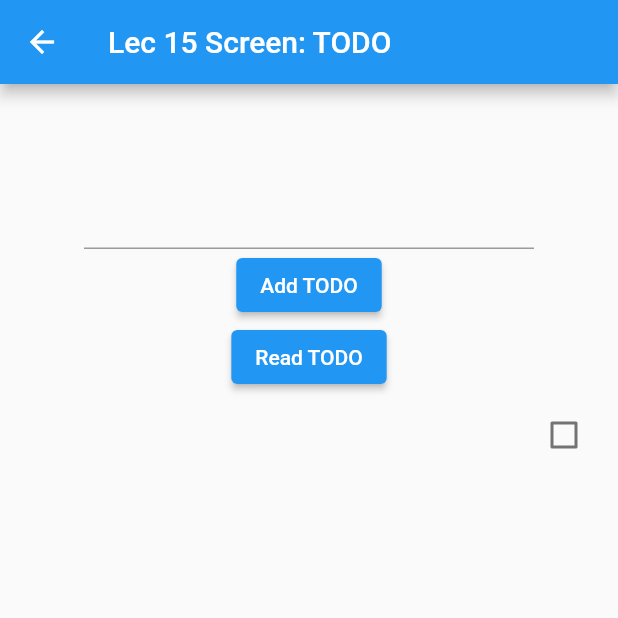
After one commit to Isuranga2/MIHA_Learning, a Flutter app: the Lec15Screen screen opened directly, after a tap on "Add TODO", on a phone screen of 412 x 824 dp, the top half of it. The commit adds this screen. Run offline on Flutter 3.47's test engine with Material 2 defaults, Android fonts, the phone set to English and light mode, and no system bars; our stand-ins replace flutter_svg, get, page_transition, sqflite; accounts and stored records are empty.

Commit message:
complete lec 16

```diff
--- a/lib/controllers/todoController.dart
+++ b/lib/controllers/todoController.dart
@@ -1,33 +1,54 @@
-
-
 import 'package:MIHA_Learning/models/todoTask.dart';
 import 'package:MIHA_Learning/services/todoDAO.dart';
+import 'package:MIHA_Learning/services/todoFileAccess.dart';
 import 'package:get/get.dart';
 
-class ToDoController extends GetxController{
-
+class ToDoController extends GetxController {
   var todoList = <ToDoTask>[].obs; //ToDoTask List
 
-  void insertToDo(String task)async{
+  //! For DB
+  void insertToDo(String task) async {
     //? Create data model object
     ToDoTask todoTask = ToDoTask(isDone: false, task: task);
 
     //? Create DAO object
     ToDoDAO toDoDAO = ToDoDAO();
 
-
     int id = await toDoDAO.insertTODO(todoTask);
     todoTask.id = id;
     todoList.add(todoTask);
   }
 
-  void readToDo()async{
+  void readToDo() async {
     ToDoDAO toDoDAO = ToDoDAO();
     List<Map> todoL = await toDoDAO.readTODO();
-    for(Map oneT in todoL){
-      ToDoTask todoTask = ToDoTask(isDone: oneT["isDone"] == 0? false: true, task: oneT["task"], id: oneT["id"]);
+    for (Map oneT in todoL) {
+      ToDoTask todoTask = ToDoTask(
+          isDone: oneT["isDone"] == 0 ? false : true,
+          task: oneT["task"],
+          id: oneT["id"]);
       todoList.add(todoTask);
     }
   }
 
+
+  //! For File System
+  void insertToDoToFile(String task) async {
+    //? Create data model object
+    ToDoTask todoTask = ToDoTask(
+        id: DateTime.now().microsecondsSinceEpoch, isDone: false, task: task);
+
+    //? Create File Access object
+    ToDoFileAccess toDoFA = ToDoFileAccess();
+
+    todoList.add(todoTask);
+    int output = await toDoFA.writeToDo(todoList);
+    print(output);
+  }
+
+  void readToDoFromFile() async {
+    ToDoFileAccess toDoFA = ToDoFileAccess();
+    List<ToDoTask> todoTasks = await toDoFA.readToDoList();
+    todoList.addAll(todoTasks);
+  }
 }
--- a/lib/main.dart
+++ b/lib/main.dart
@@ -8,6 +8,8 @@ import 'package:MIHA_Learning/screens/lec12/lec12Screen2.dart';
 import 'package:MIHA_Learning/screens/lec13/Example/exampleScreen1.dart';
 import 'package:MIHA_Learning/screens/lec13/lec13Screen1.dart';
 import 'package:MIHA_Learning/screens/lec14/lec14Screen1.dart';
+import 'package:MIHA_Learning/screens/lec15/lec15Screen.dart';
+import 'package:MIHA_Learning/screens/lec16/lec16Screen.dart';
 import 'package:MIHA_Learning/screens/lec6/lec6Screen.dart';
 
 import 'package:MIHA_Learning/screens/lec8/lec8Screen4.dart';
@@ -43,7 +45,7 @@ class MyApp extends StatelessWidget {
       //   '/second': (context) => const Lec8Screen2(),
       //   '/third': (context) => const Lec8Screen3(),
       // },
-      home: const Lec14Screen1(), //Screen widget
+      home: const Lec16Screen(), //Screen widget
     );
   }
 }
--- a/lib/models/todoTask.dart
+++ b/lib/models/todoTask.dart
@@ -3,6 +3,8 @@
 /*
  * ToDoTask Model to hold ToDoTask's values
  */
+import 'dart:convert';
+
 class ToDoTask{
   int? id;
   String? task;
@@ -14,4 +16,24 @@ class ToDoTask{
     this.isDone,
   });
 
+  factory ToDoTask.fromJson(Map<String, dynamic> json) => ToDoTask(
+        id: json["id"],
+        task: json["task"],
+        isDone: json["isDone"],
+  );
+
+  Map<String, dynamic> toJson() => {
+        "id": id,
+        "task": task,
+        "isDone": isDone,
+  };
+
 }
+
+ToDoTask oneToDoTaskFromJson(String str) => ToDoTask.fromJson(json.decode(str));
+
+String oneToDoTaskToJson(ToDoTask data) => json.encode(data.toJson());
+
+List<ToDoTask> toDoTaskFromJson(String str) => List<ToDoTask>.from(json.decode(str).map((x) => ToDoTask.fromJson(x)));
+
+String toDoTaskToJson(List<ToDoTask> data) => json.encode(List<dynamic>.from(data.map((x) => x.toJson())));
--- /dev/null
+++ b/lib/screens/lec15/lec15Screen.dart
@@ -0,0 +1,94 @@
+// ignore_for_file: file_names
+
+import 'package:MIHA_Learning/controllers/testC.dart';
+import 'package:MIHA_Learning/controllers/testController.dart';
+import 'package:MIHA_Learning/controllers/testController2.dart';
+import 'package:MIHA_Learning/controllers/todoController.dart';
+import 'package:MIHA_Learning/controllers/userController.dart';
+import 'package:MIHA_Learning/models/todoTask.dart';
+import 'package:MIHA_Learning/models/user.dart';
+import 'package:MIHA_Learning/screens/lec13/lec13Screen2.dart';
+import 'package:MIHA_Learning/screens/lec9/lec9Screen3.dart';
+import 'package:flutter/material.dart';
+import 'package:get/get.dart';
+
+class Lec15Screen extends StatefulWidget {
+  const Lec15Screen({super.key});
+
+  @override
+  State<Lec15Screen> createState() => _Lec15ScreenState();
+}
+
+class _Lec15ScreenState extends State<Lec15Screen> {
+  TextEditingController todoTaskNoteCtrl = TextEditingController();
+  ToDoController toDoController = Get.find<ToDoController>();
+
+  void addTODO() {
+    toDoController.insertToDoToFile(todoTaskNoteCtrl.text);
+  }
+
+  void readTODO() {
+    toDoController.readToDoFromFile();
+  }
+
+  @override
+  void initState() {
+    super.initState();
+    readTODO();
+  }
+
+  @override
+  Widget build(BuildContext context) {
+    return Scaffold(
+      appBar: AppBar(title: const Text("Lec 15 Screen: TODO")),
+      body: Center(
+        child: SingleChildScrollView(
+          child: Column(
+            children: [
+
+              // Input field - add ToDo
+              Container(
+                width: 300,
+                child: TextField(
+                  controller: todoTaskNoteCtrl,
+                ),
+              ),
+
+              // Add button
+              ElevatedButton(
+                  onPressed: () {
+                    addTODO();
+                  },
+                  child: const Text(
+                    "Add TODO",
+                  )),
+              ElevatedButton(
+                  onPressed: () {
+                    readTODO();
+                  },
+                  child: const Text(
+                    "Read TODO",
+                  )),
+
+              //TODO LIST
+              Container(
+                height: 500,
+                child: Obx(() => ListView.builder(
+                    itemCount: toDoController.todoList.value.length,
+                    itemBuilder: (context, index) {
+                      ToDoTask toDoTask = toDoController.todoList.value[index];
+                      return CheckboxListTile(
+                        title: Text(toDoTask.task!),
+                        value: toDoTask.isDone,
+                        onChanged: (value) {},
+                      );
+                    })),
+              ),
+
+            ],
+          ),
+        ),
+      ),
+    );
+  }
+}
--- /dev/null
+++ b/lib/screens/lec16/lec16Screen.dart
@@ -0,0 +1,86 @@
+// ignore_for_file: file_names
+
+import 'package:flutter/material.dart';
+import 'package:get/get.dart';
+
+class Lec16Screen extends StatefulWidget {
+  const Lec16Screen({super.key});
+
+  @override
+  State<Lec16Screen> createState() => _Lec16ScreenState();
+}
+
+class _Lec16ScreenState extends State<Lec16Screen> {
+  List<String> veggies = ['Broccoli', 'Carrot', 'Cucumber', 'Apple', 'Mango'];
+
+  @override
+  void initState() {
+    super.initState();
+  }
+
+  Future<List<String>> getData() async{
+    return Future.delayed(Duration(seconds: 10), () {
+      // return "I am Kamal";
+      return veggies;
+    });
+  }
+
+  @override
+  Widget build(BuildContext context) {
+    return Scaffold(
+      appBar: AppBar(title: const Text("Lec 16 Screen")),
+      body: Center(
+        child: SingleChildScrollView(
+          child: Container(
+            height: 2000,
+            child: FutureBuilder(
+              future: getData(),
+              builder: (BuildContext ctx, snapshot) {
+                if (snapshot.connectionState == ConnectionState.done) {
+                  // If we got an error
+                  if (snapshot.hasError) {
+                    return Center(
+                      child: Text(
+                        '${snapshot.error} occurred',
+                        style: TextStyle(fontSize: 18),
+                      ),
+                    );
+                    // if we got our data
+                  } else if (snapshot.hasData) {
+                    // Extracting data from snapshot object
+                    final data = snapshot.data as List<String>;
+                    //! Return Widget
+                    return Center(
+                      child: Container(
+                        // color: Colors.blue,
+                        // child: Text(
+                        //   '$data',
+                        //   style: TextStyle(fontSize: 18),
+                        // ),
+                        child: ListView.builder(
+                          itemCount: data.length,
+                          itemBuilder: (context, int index) {
+                            //! Return Widget
+                            return Container(
+                                color: Colors.green,
+                                height: 30,
+                                margin: EdgeInsets.only(bottom: 10),
+                                child: Text(data[index]));
+                          },
+                        ),
+                      ),
+                    );
+                  }
+                }
+                // Displaying LoadingSpinner to indicate waiting state
+                return Center(
+                  child: CircularProgressIndicator(),
+                );
+              },
+            ),
+          ),
+        ),
+      ),
+    );
+  }
+}
--- /dev/null
+++ b/lib/services/todoFileAccess.dart
@@ -0,0 +1,54 @@
+// ignore_for_file: file_names, avoid_print
+
+import 'dart:io';
+
+import 'package:MIHA_Learning/models/todoTask.dart';
+import 'package:path_provider/path_provider.dart';
+
+
+// Handle all Read Write related to todoList.txt
+class ToDoFileAccess {
+
+  Future<String> get _localPath async {
+    final directory = await getApplicationDocumentsDirectory();
+    return directory.path;
+  }
+
+  Future<File> get _localFile async {
+    final path = await _localPath;
+    print("File Path: $path" );
+    return File('$path/todoList.txt');
+  }
+
+  Future<List<ToDoTask>> readToDoList() async {
+    try {
+      final file = await _localFile;
+
+      // Read the file
+      String contents = await file.readAsString();
+      print("Read Str:"+ contents);
+      List<ToDoTask> todoList =  toDoTaskFromJson(contents);
+
+      return todoList;
+    } catch (e) {
+      print(e);
+      return [];
+    }
+  }
+
+  Future<int> writeToDo( List<ToDoTask> todoList) async {
+    try {
+      final file = await _localFile;
+      String todoListStr=  toDoTaskToJson(todoList);
+      print("Write Str:"+ todoListStr);
+
+      // Write the file
+      file.writeAsString(todoListStr);
+      return 1;
+
+    } catch (e) {
+      print(e);
+      return 0;
+    }
+  }
+}
--- a/pubspec.yaml
+++ b/pubspec.yaml
@@ -35,6 +35,7 @@ dependencies:
   get: ^4.6.5
   sqflite: ^2.0.3+1
   path:
+  path_provider: ^2.0.15
 
 
   # The following adds the Cupertino Icons font to your application.
```
Also changed, not shown: pubspec.lock.
